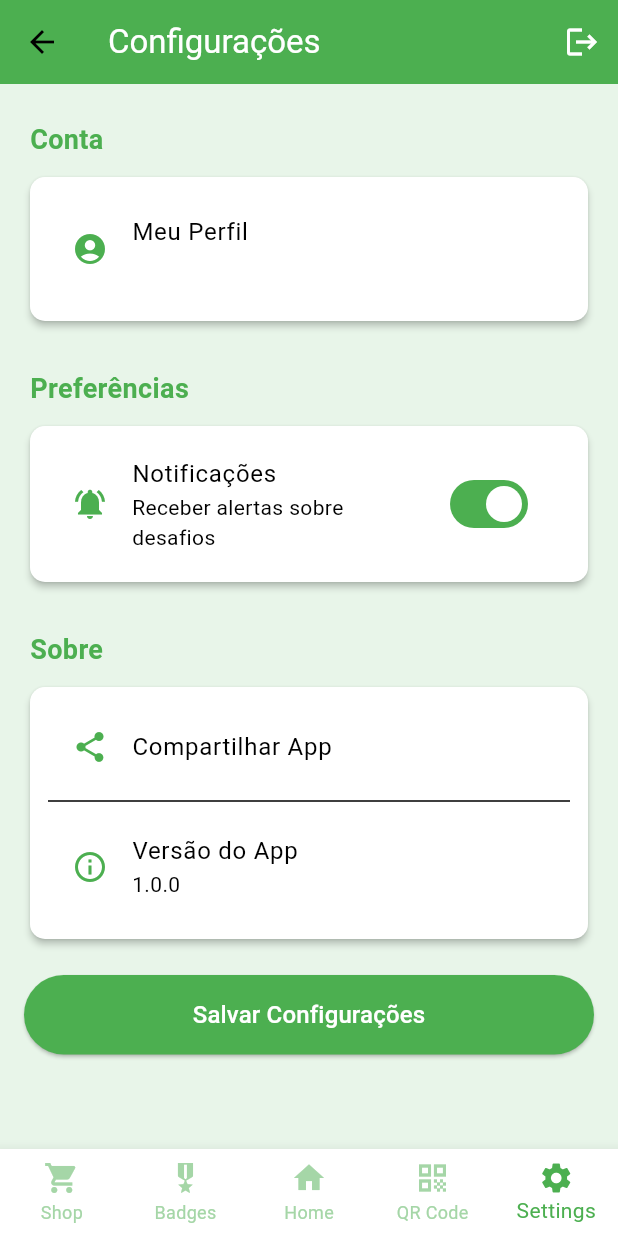
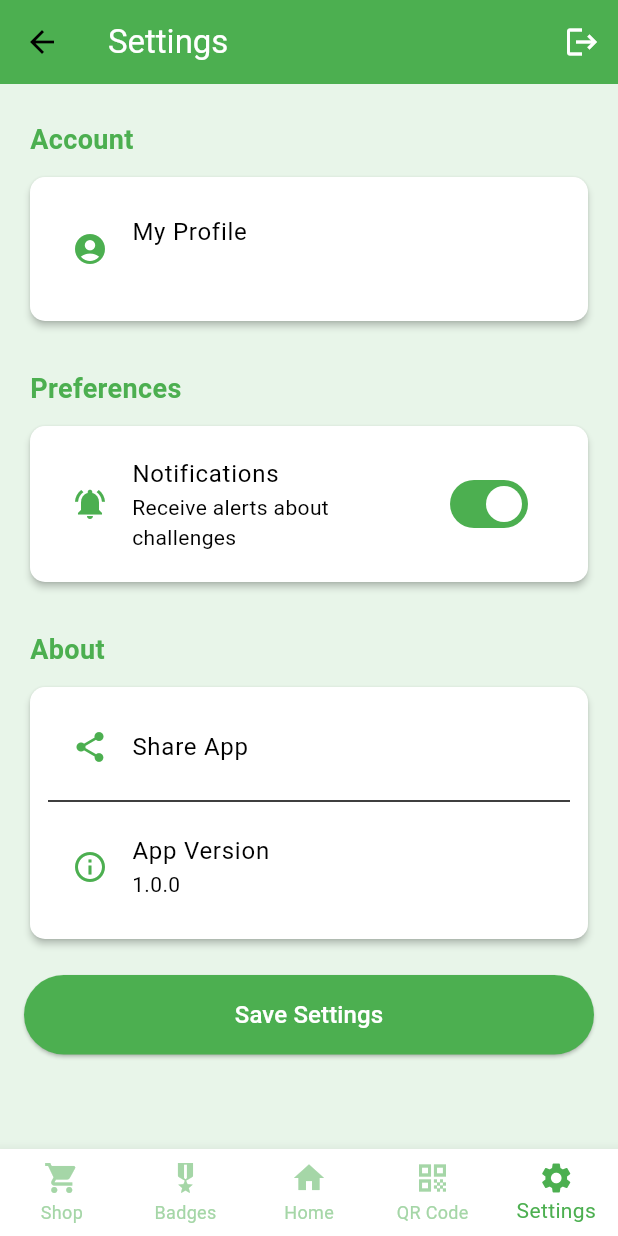
Before and after one commit to LEIC-ES-2024-25/2LEIC02T3, a Flutter app: the SettingsScreen screen opened by its route, on a phone screen of 412 x 824 dp. Run offline on Flutter 3.47's test engine with Material 3 defaults, Android fonts, the phone set to English and light mode, and no system bars; our stand-ins replace cloud_firestore, firebase_auth, firebase_core, flutter_local_notifications, pedometer, qr_flutter; missing offline and left inert: flutter_activity_recognition, mobile_scanner; accounts and stored records are empty; generated files the repository leaves out were written again.

Commit message:
changed settings language to english

```diff
--- a/lib/screens/settings_screen.dart
+++ b/lib/screens/settings_screen.dart
@@ -20,10 +20,10 @@ class _SettingsScreenState extends State<SettingsScreen> {
   bool _notificationsEnabled = true;
 
   Future<void> _savePreferences() async {
-    // Implementação do salvamento de preferências
+    // Implementation of preferences saving
     ScaffoldMessenger.of(context).showSnackBar(
       const SnackBar(
-        content: Text('Preferências salvas com sucesso!'),
+        content: Text('Preferences saved successfully!'),
         backgroundColor: Colors.green,
       ),
     );
@@ -35,19 +35,19 @@ class _SettingsScreenState extends State<SettingsScreen> {
     try {
       final authService = Provider.of<AuthService>(context, listen: false);
 
-      // 1. Limpar dados locais
+      // 1. Clear local data
       await Provider.of<BadgesProvider>(context, listen: false).clearLocalProgress();
       await Provider.of<PointsProvider>(context, listen: false).clearLocalPoints();
       await Provider.of<ChallengesProvider>(context, listen: false).clearLocalChallengeProgress();
 
-      // 2. Fazer logout do usuário
+      // 2. Log out the user
       await authService.signOut();
 
-      // 3. Limpar SnackBars pendentes
+      // 3. Clear pending SnackBars
       if (mounted) {
         ScaffoldMessenger.of(context).clearSnackBars();
 
-        // 4. Navegar para tela de autenticação
+        // 4. Navigate to authentication screen
         Navigator.of(context).pushAndRemoveUntil(
           MaterialPageRoute(builder: (_) => const AuthWrapper()),
               (route) => false,
@@ -57,7 +57,7 @@ class _SettingsScreenState extends State<SettingsScreen> {
       setState(() => _isLoading = false);
       ScaffoldMessenger.of(context).showSnackBar(
         SnackBar(
-          content: Text('Erro ao fazer logout: $e'),
+          content: Text('Error logging out: $e'),
           backgroundColor: Colors.red,
         ),
       );
@@ -69,14 +69,14 @@ class _SettingsScreenState extends State<SettingsScreen> {
     return Scaffold(
       appBar: AppBar(
         title: const Text(
-          'Configurações',
+          'Settings',
           style: TextStyle(color: Colors.white),
         ),
         backgroundColor: Colors.green,
         actions: [
           IconButton(
             icon: const Icon(Icons.logout, color: Colors.white),
-            tooltip: 'Sair',
+            tooltip: 'Logout',
             onPressed: _isLoading ? null : () => _handleLogout(context),
           ),
         ],
@@ -89,8 +89,8 @@ class _SettingsScreenState extends State<SettingsScreen> {
         child: Column(
           crossAxisAlignment: CrossAxisAlignment.stretch,
           children: [
-            // Seção de conta
-            _buildSectionHeader('Conta'),
+            // Account section
+            _buildSectionHeader('Account'),
             Card(
               elevation: 2,
               shape: RoundedRectangleBorder(
@@ -100,14 +100,14 @@ class _SettingsScreenState extends State<SettingsScreen> {
                 padding: const EdgeInsets.all(12.0),
                 child: ListTile(
                   leading: const Icon(Icons.account_circle, color: Colors.green),
-                  title: const Text('Meu Perfil'),
+                  title: const Text('My Profile'),
                   subtitle: Text(
-                    Provider.of<AuthService>(context).currentUser?.email ?? 'Não logado',
+                    Provider.of<AuthService>(context).currentUser?.email ?? 'Not logged in',
                   ),
                   onTap: () {
                     ScaffoldMessenger.of(context).showSnackBar(
                       const SnackBar(
-                        content: Text('Recurso em desenvolvimento'),
+                        content: Text('Feature in development'),
                         backgroundColor: Colors.green,
                       ),
                     );
@@ -118,8 +118,8 @@ class _SettingsScreenState extends State<SettingsScreen> {
 
             const SizedBox(height: 20),
 
-            // Seção de preferências
-            _buildSectionHeader('Preferências'),
+            // Preferences section
+            _buildSectionHeader('Preferences'),
             Card(
               elevation: 2,
               shape: RoundedRectangleBorder(
@@ -128,8 +128,8 @@ class _SettingsScreenState extends State<SettingsScreen> {
               child: Padding(
                 padding: const EdgeInsets.all(12.0),
                 child: SwitchListTile(
-                  title: const Text('Notificações'),
-                  subtitle: const Text('Receber alertas sobre desafios'),
+                  title: const Text('Notifications'),
+                  subtitle: const Text('Receive alerts about challenges'),
                   secondary: Icon(
                       _notificationsEnabled ? Icons.notifications_active : Icons.notifications_off,
                       color: Colors.green
@@ -146,8 +146,8 @@ class _SettingsScreenState extends State<SettingsScreen> {
 
             const SizedBox(height: 20),
 
-            // Seção de sobre
-            _buildSectionHeader('Sobre'),
+            // About section
+            _buildSectionHeader('About'),
             Card(
               elevation: 2,
               shape: RoundedRectangleBorder(
@@ -159,7 +159,7 @@ class _SettingsScreenState extends State<SettingsScreen> {
                   children: [
                     ListTile(
                       leading: const Icon(Icons.share, color: Colors.green),
-                      title: const Text('Compartilhar App'),
+                      title: const Text('Share App'),
                       onTap: () async {
                         final uri = Uri.parse('https://github.com/LuisF775/ESOF_APP');
                         try {
@@ -168,12 +168,12 @@ class _SettingsScreenState extends State<SettingsScreen> {
                               mode: LaunchMode.externalApplication
                           );
                           if (!success && mounted) {
-                            throw 'Não foi possível abrir $uri';
+                            throw 'Could not open $uri';
                           }
                         } catch (e) {
                           if (mounted) {
                             ScaffoldMessenger.of(context).showSnackBar(
-                              SnackBar(content: Text('Erro: $e')),
+                              SnackBar(content: Text('Error: $e')),
                             );
                           }
                         }
@@ -182,7 +182,7 @@ class _SettingsScreenState extends State<SettingsScreen> {
                     const Divider(),
                     ListTile(
                       leading: const Icon(Icons.info_outline, color: Colors.green),
-                      title: const Text('Versão do App'),
+                      title: const Text('App Version'),
                       subtitle: const Text('1.0.0'),
                     ),
                   ],
@@ -192,7 +192,7 @@ class _SettingsScreenState extends State<SettingsScreen> {
 
             const SizedBox(height: 20),
 
-            // Botão de salvar configurações
+            // Save settings button
             ElevatedButton(
               onPressed: _savePreferences,
               style: ElevatedButton.styleFrom(
@@ -200,7 +200,7 @@ class _SettingsScreenState extends State<SettingsScreen> {
                 padding: const EdgeInsets.symmetric(vertical: 15),
               ),
               child: const Text(
-                'Salvar Configurações',
+                'Save Settings',
                 style: TextStyle(color: Colors.white, fontSize: 16),
               ),
             ),
@@ -213,7 +213,7 @@ class _SettingsScreenState extends State<SettingsScreen> {
     );
   }
 
-  /// Cria o cabeçalho de uma seção
+  /// Creates a section header
   Widget _buildSectionHeader(String title) {
     return Padding(
       padding: const EdgeInsets.symmetric(horizontal: 4, vertical: 8),
```
